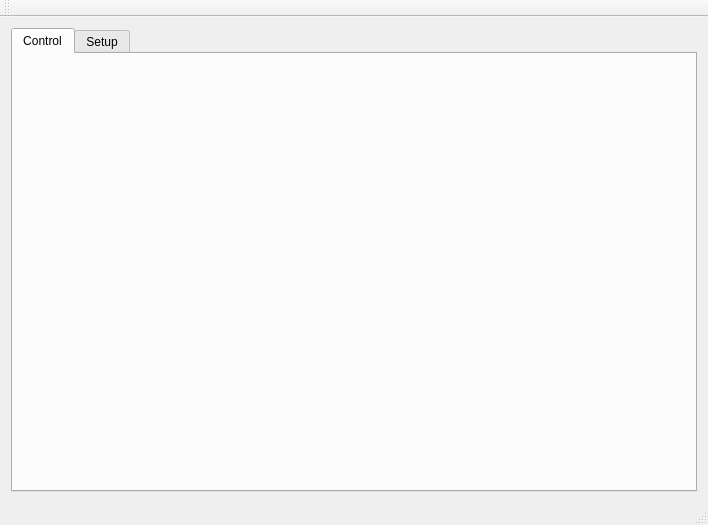
Above: MVC/MVCExample/Vfp/View/mainview.ui from altaybrusan/QtExamples before the change. Below: the same form after it.
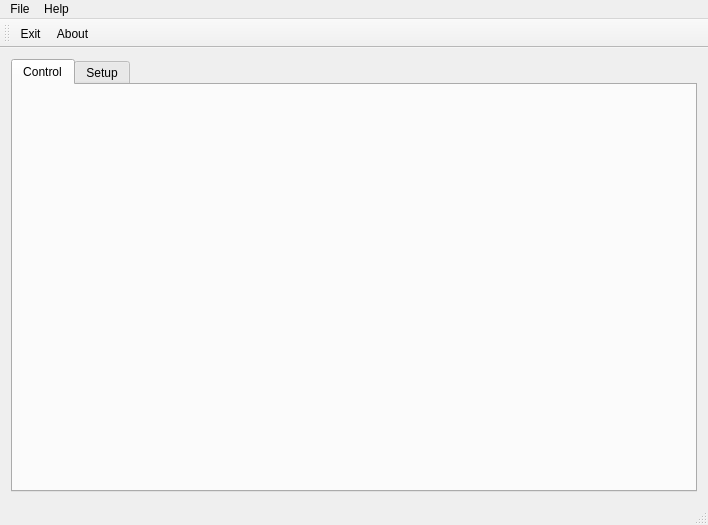
That is the form after the change. The open tabs and pages were chosen to show the change. Icons and pictures are not drawn.

What changed in the file:
```diff
--- a/MVC/MVCExample/Vfp/View/mainview.ui
+++ b/MVC/MVCExample/Vfp/View/mainview.ui
@@ -60,16 +60,53 @@
      <height>25</height>
     </rect>
    </property>
+   <widget class="QMenu" name="menuFile">
+    <property name="title">
+     <string>File</string>
+    </property>
+    <addaction name="action_Exit"/>
+   </widget>
+   <widget class="QMenu" name="menuAbout">
+    <property name="title">
+     <string>Help</string>
+    </property>
+    <addaction name="action_About"/>
+   </widget>
+   <addaction name="menuFile"/>
+   <addaction name="menuAbout"/>
   </widget>
   <widget class="QToolBar" name="mainToolBar">
+   <property name="toolButtonStyle">
+    <enum>Qt::ToolButtonTextUnderIcon</enum>
+   </property>
    <attribute name="toolBarArea">
     <enum>TopToolBarArea</enum>
    </attribute>
    <attribute name="toolBarBreak">
     <bool>false</bool>
    </attribute>
+   <addaction name="action_Exit"/>
+   <addaction name="action_About"/>
   </widget>
   <widget class="QStatusBar" name="statusBar"/>
+  <action name="action_Exit">
+   <property name="icon">
+    <iconset resource="../resources.qrc">
+     <normaloff>:/root/images/exit.png</normaloff>:/root/images/exit.png</iconset>
+   </property>
+   <property name="text">
+    <string>&amp;Exit</string>
+   </property>
+  </action>
+  <action name="action_About">
+   <property name="icon">
+    <iconset resource="../resources.qrc">
+     <normaloff>:/root/images/about.png</normaloff>:/root/images/about.png</iconset>
+   </property>
+   <property name="text">
+    <string>&amp;About</string>
+   </property>
+  </action>
  </widget>
  <layoutdefault spacing="6" margin="11"/>
  <resources>
```
Left out of the diff: 7 changed lines with no effect on the pictures.
